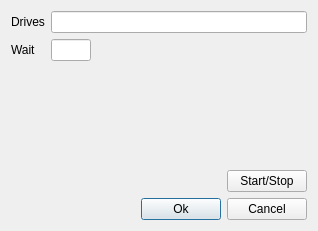
Above: assets/ui/settings.ui from joaonc/hd_active before the change. Below: the same form after it.
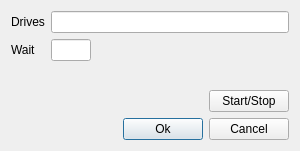
That is the form after the change.

Diff of the .ui file:
```diff
--- a/assets/ui/settings.ui
+++ b/assets/ui/settings.ui
@@ -6,8 +6,8 @@
    <rect>
     <x>0</x>
     <y>0</y>
-    <width>318</width>
-    <height>231</height>
+    <width>300</width>
+    <height>151</height>
    </rect>
   </property>
   <property name="minimumSize">
```
